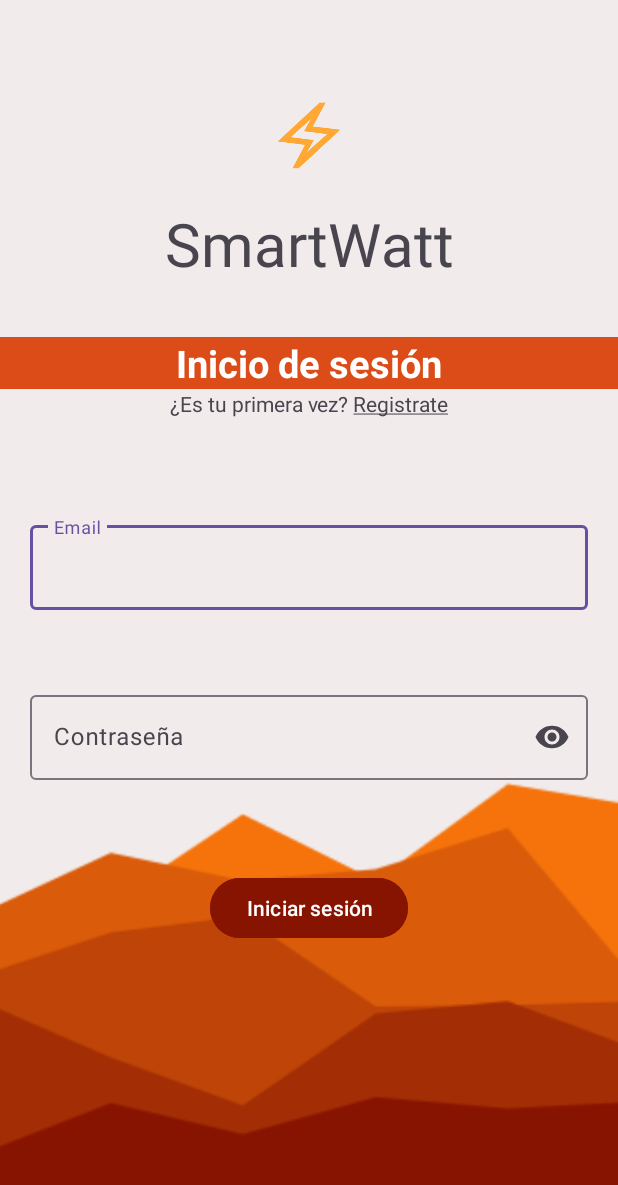
After one commit to tsantaander/smartwatt_app, an Android app: the layout login.xml on its own in the app's theme, with its tools: preview values and no code run, on a phone screen of 412 x 824 dp. The commit adds this screen. Shown: the top 1185 px of the screen. Run offline under Robolectric (Android 15) with nearby library versions, the phone set to English and light mode, and no system bars.

Commit message:
finalización del login layout

```diff
--- /dev/null
+++ b/app/src/main/res/layout/login.xml
@@ -0,0 +1,128 @@
+<?xml version="1.0" encoding="utf-8"?>
+<FrameLayout xmlns:android="http://schemas.android.com/apk/res/android"
+    android:layout_width="match_parent"
+    android:layout_height="match_parent"
+    xmlns:app="http://schemas.android.com/apk/res-auto">
+
+    <ImageView
+        android:layout_width="match_parent"
+        android:layout_height="match_parent"
+        android:src="@drawable/fondo1"
+        android:scaleType="centerCrop"
+        />
+    <LinearLayout
+        android:layout_width="match_parent"
+        android:layout_height="match_parent"
+        android:orientation="vertical"
+        >
+        <androidx.constraintlayout.widget.ConstraintLayout
+            android:layout_width="match_parent"
+            android:layout_height="0dp"
+            android:layout_weight="1"
+            >
+            <ImageView
+                android:id="@+id/icon_electric"
+                android:layout_width="100dp"
+                android:layout_height="90dp"
+                android:layout_weight="1"
+                android:src="@drawable/electric"
+                android:padding="20dp"
+                app:layout_constraintStart_toStartOf="parent"
+                app:layout_constraintEnd_toEndOf="parent"
+                app:layout_constraintBottom_toTopOf="@id/title_app"
+                />
+            <TextView
+                android:id="@+id/title_app"
+                android:layout_width="wrap_content"
+                android:layout_height="wrap_content"
+                android:text="SmartWatt"
+                android:textSize="40dp"
+                android:layout_weight="1"
+                android:gravity="center"
+                app:layout_constraintStart_toStartOf="parent"
+                app:layout_constraintEnd_toEndOf="parent"
+                app:layout_constraintTop_toTopOf="parent"
+                app:layout_constraintBottom_toBottomOf="parent"
+                />
+            <TextView
+                android:id="@+id/login_title"
+                android:layout_width="match_parent"
+                android:layout_height="wrap_content"
+                android:text="Inicio de sesión"
+                android:textSize="25dp"
+                android:textStyle="bold"
+                android:textColor="@color/white"
+                android:layout_weight="1"
+                android:gravity="center"
+                app:layout_constraintStart_toStartOf="parent"
+                app:layout_constraintEnd_toEndOf="parent"
+                app:layout_constraintBottom_toBottomOf="parent"
+                app:layout_constraintTop_toBottomOf="@id/title_app"
+                android:background="@color/login_title"
+                android:layout_marginBottom="30dp"
+                />
+            <TextView
+                android:layout_width="wrap_content"
+                android:layout_height="wrap_content"
+                android:text="@string/redirect_text_sign"
+                app:layout_constraintStart_toStartOf="parent"
+                app:layout_constraintEnd_toEndOf="parent"
+                app:layout_constraintTop_toBottomOf="@id/login_title"
+                />
+
+        </androidx.constraintlayout.widget.ConstraintLayout>
+        <LinearLayout
+            android:layout_width="match_parent"
+            android:layout_height="0dp"
+            android:layout_weight="1"
+            android:orientation="vertical"
+            android:padding="20dp"
+            >
+            <com.google.android.material.textfield.TextInputLayout
+                android:id="@+id/email"
+                android:layout_width="match_parent"
+                android:layout_height="0dp"
+                android:hint="Email"
+                android:layout_weight="0.4"
+                >
+
+                <com.google.android.material.textfield.TextInputEditText
+                    android:layout_width="match_parent"
+                    android:layout_height="wrap_content"
+                    />
+
+            </com.google.android.material.textfield.TextInputLayout>
+
+            <com.google.android.material.textfield.TextInputLayout
+                android:id="@+id/password"
+                android:layout_width="match_parent"
+                android:layout_height="0dp"
+                android:layout_weight="0.4"
+                app:endIconMode="password_toggle"
+                android:hint="Contraseña">
+
+                <com.google.android.material.textfield.TextInputEditText
+                    android:layout_width="match_parent"
+                    android:layout_height="wrap_content"
+                    android:inputType="textPassword"
+                    />
+
+            </com.google.android.material.textfield.TextInputLayout>
+            <Button
+                android:layout_width="wrap_content"
+                android:layout_height="wrap_content"
+                android:layout_gravity="center"
+                android:text="Iniciar sesión"
+                android:backgroundTint="#871400"
+                android:layout_marginTop="10dp"
+                />
+
+        </LinearLayout>
+
+        <View
+            android:layout_width="match_parent"
+            android:layout_height="12dp"
+            android:layout_weight="0.5" />
+
+    </LinearLayout>
+</FrameLayout>
--- a/app/src/main/res/values/colors.xml
+++ b/app/src/main/res/values/colors.xml
@@ -29,4 +29,6 @@
 
     <!-- Color de íconos de navegación seleccionados -->
     <color name="nav_icon_selected">#FFC107</color>
+
+    <color name="login_title">#DC4C18</color>
 </resources>
--- a/app/src/main/res/values/strings.xml
+++ b/app/src/main/res/values/strings.xml
@@ -1,3 +1,4 @@
 <resources>
     <string name="app_name">SmartWatt App</string>
+    <string name="redirect_text_sign">¿Es tu primera vez? <u>Registrate</u></string>
 </resources>
```
Also changed, not shown: app/src/main/res/drawable/electric.png (added), app/src/main/res/drawable/fondo1.png (added), app/src/main/res/drawable/fondo2.png (added).
